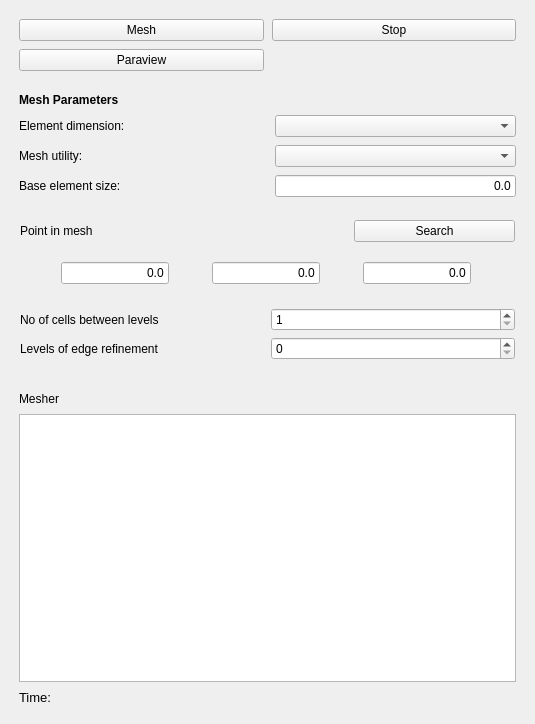
Before: the Qt Designer form TaskPanelCfdMesh.ui in jaheyns/CfdOF, drawn with Qt 5.
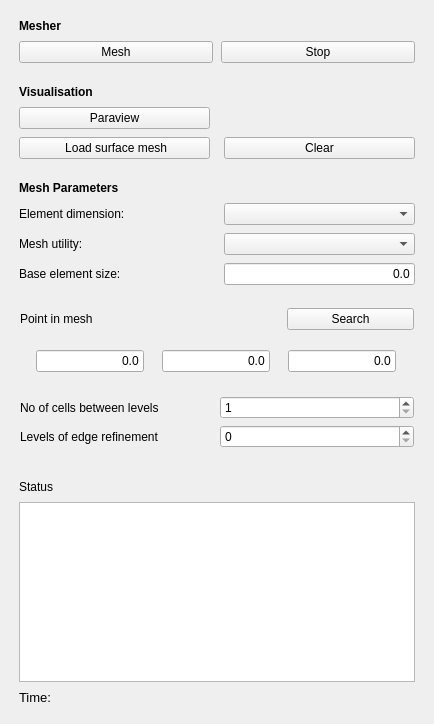
After: the same form once the commit is applied. Custom widgets are drawn as their Qt base class.

```diff
--- a/TaskPanelCfdMesh.ui
+++ b/TaskPanelCfdMesh.ui
@@ -6,7 +6,7 @@
    <rect>
     <x>0</x>
     <y>0</y>
-    <width>535</width>
+    <width>434</width>
     <height>724</height>
    </rect>
   </property>
@@ -15,27 +15,80 @@
   </property>
   <layout class="QVBoxLayout" name="verticalLayout">
    <item>
-    <layout class="QGridLayout" name="gridLayout_3" rowstretch="0,0">
+    <layout class="QGridLayout" name="gridLayout_3" rowstretch="0,0,0">
      <property name="margin">
       <number>8</number>
      </property>
      <property name="spacing">
       <number>8</number>
      </property>
-     <item row="0" column="0">
+     <item row="1" column="0">
       <widget class="QPushButton" name="pb_run_mesh">
        <property name="text">
         <string>Mesh</string>
        </property>
       </widget>
      </item>
-     <item row="0" column="1">
+     <item row="1" column="1">
       <widget class="QPushButton" name="pb_stop_mesh">
        <property name="text">
         <string>Stop</string>
        </property>
       </widget>
      </item>
+     <item row="0" column="0" colspan="2">
+      <widget class="QLabel" name="label_5">
+       <property name="font">
+        <font>
+         <weight>75</weight>
+         <bold>true</bold>
+        </font>
+       </property>
+       <property name="text">
+        <string>Mesher</string>
+       </property>
+      </widget>
+     </item>
+    </layout>
+   </item>
+   <item>
+    <layout class="QGridLayout" name="gridLayout_7">
+     <property name="horizontalSpacing">
+      <number>14</number>
+     </property>
+     <property name="verticalSpacing">
+      <number>8</number>
+     </property>
+     <property name="margin">
+      <number>8</number>
+     </property>
+     <item row="2" column="1">
+      <widget class="QPushButton" name="pb_clear_mesh">
+       <property name="text">
+        <string>Clear</string>
+       </property>
+      </widget>
+     </item>
+     <item row="2" column="0">
+      <widget class="QPushButton" name="pb_load_mesh">
+       <property name="text">
+        <string> Load surface mesh</string>
+       </property>
+      </widget>
+     </item>
+     <item row="0" column="0" colspan="2">
+      <widget class="QLabel" name="label_3">
+       <property name="font">
+        <font>
+         <weight>75</weight>
+         <bold>true</bold>
+        </font>
+       </property>
+       <property name="text">
+        <string>Visualisation</string>
+       </property>
+      </widget>
+     </item>
      <item row="1" column="0">
       <widget class="QPushButton" name="pb_paraview">
        <property name="text">
@@ -383,7 +436,7 @@
      <item row="0" column="0">
       <widget class="QLabel" name="label_2">
        <property name="text">
-        <string>Mesher</string>
+        <string>Status</string>
        </property>
       </widget>
      </item>
```
Left out of the diff: 14 changed lines with no effect on the pictures.
